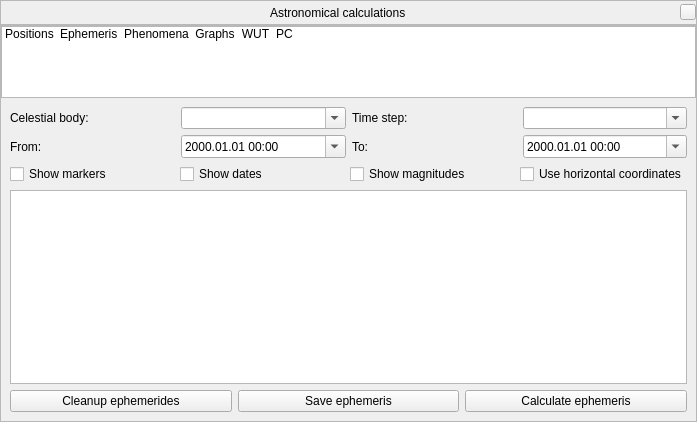
The window that src/gui/astroCalcDialog.ui (519984307/stellarium_src) describes before a commit, drawn with Qt 5.
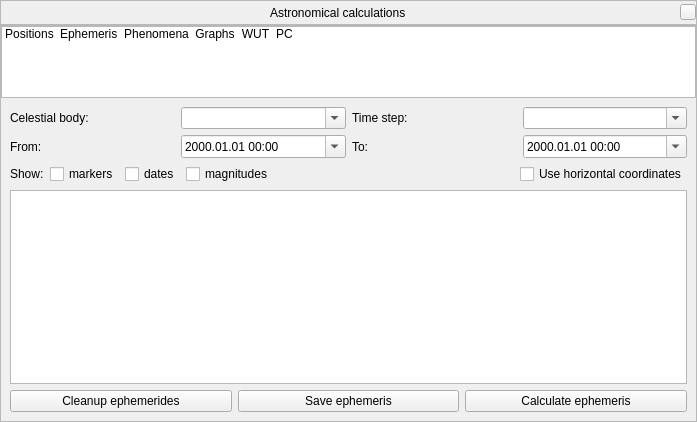
The same window after the commit. The open tabs and pages were chosen to show the change. Icons and pictures are not drawn. Custom widgets are drawn as their Qt base class.

Commit message: Refactoring GUI for AstroCalc/Ephemeris tool

The edit to the form file:
```diff
--- a/src/gui/astroCalcDialog.ui
+++ b/src/gui/astroCalcDialog.ui
@@ -544,13 +544,20 @@
             <property name="topMargin">
              <number>0</number>
             </property>
+            <item>
+             <widget class="QLabel" name="label">
+              <property name="text">
+               <string>Show:</string>
+              </property>
+             </widget>
+            </item>
             <item>
              <widget class="QCheckBox" name="ephemerisShowMarkersCheckBox">
               <property name="toolTip">
                <string>Show markers of positions of the current celestial body on the sky</string>
               </property>
               <property name="text">
-               <string>Show markers</string>
+               <string>markers</string>
               </property>
              </widget>
             </item>
@@ -560,7 +567,7 @@
                <string>Show dates of positions of current celestial body near markers</string>
               </property>
               <property name="text">
-               <string>Show dates</string>
+               <string>dates</string>
               </property>
              </widget>
             </item>
@@ -570,10 +577,23 @@
                <string>Show magnitudes of current celestial body</string>
               </property>
               <property name="text">
-               <string>Show magnitudes</string>
+               <string>magnitudes</string>
               </property>
              </widget>
             </item>
+            <item>
+             <spacer name="horizontalSpacer">
+              <property name="orientation">
+               <enum>Qt::Horizontal</enum>
+              </property>
+              <property name="sizeHint" stdset="0">
+               <size>
+                <width>40</width>
+                <height>20</height>
+               </size>
+              </property>
+             </spacer>
+            </item>
             <item>
              <widget class="QCheckBox" name="ephemerisHorizontalCoordinatesCheckBox">
               <property name="text">
```
The commit also changes 1 other file.
